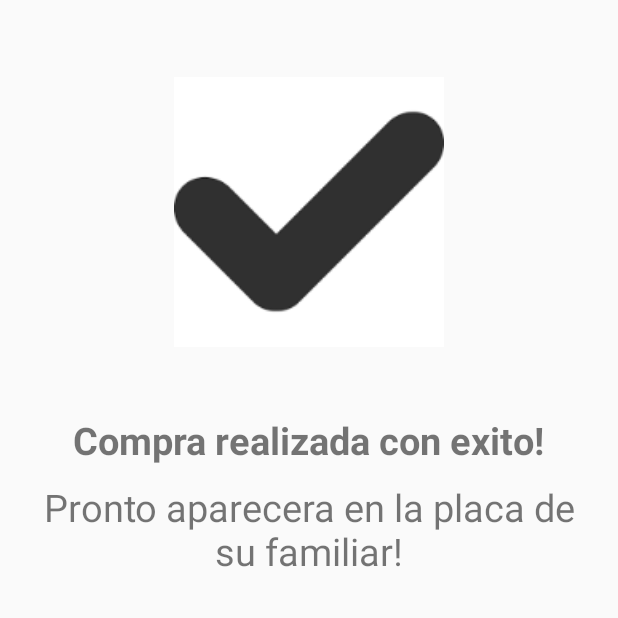
After one commit to rolosr07/funeraria, an Android app: the CompraExitoActivity screen opened directly, with no data from a screen before it, on a phone screen of 412 x 824 dp, the top half of it. The commit adds this screen. Run offline under Robolectric (Android 15) with nearby library versions, the phone set to English and light mode, and no system bars.

Commit message:
Cambio pantalla exito

```diff
--- a/app/src/main/AndroidManifest.xml
+++ b/app/src/main/AndroidManifest.xml
@@ -99,7 +99,11 @@
             android:screenOrientation="portrait"
             android:windowSoftInputMode="stateAlwaysHidden|adjustResize"></activity>
         <activity
-            android:name=".ComprarFloresActivity"
+        android:name=".ComprarFloresActivity"
+        android:label="@string/title_activity_placa"
+        android:screenOrientation="portrait"></activity>
+        <activity
+            android:name=".CompraExitoActivity"
             android:label="@string/title_activity_placa"
             android:screenOrientation="portrait"></activity>
     </application>
--- /dev/null
+++ b/app/src/main/java/com/funeraria/funeraria/CompraExitoActivity.java
@@ -0,0 +1,49 @@
+package com.funeraria.funeraria;
+
+import android.app.Activity;
+import android.content.Intent;
+import android.os.Bundle;
+import android.os.Handler;
+import android.view.Menu;
+import android.view.MenuItem;
+import android.view.View;
+import android.widget.Button;
+import android.widget.TextView;
+
+
+public class CompraExitoActivity extends Activity {
+
+    @Override
+    protected void onCreate(Bundle savedInstanceState) {
+        super.onCreate(savedInstanceState);
+        setContentView(R.layout.activity_compra_exito);
+
+        Handler handler = new Handler();
+        handler.postDelayed(new Runnable() {
+            public void run() {
+                Intent i = new Intent(CompraExitoActivity.this, MainActivityUser.class);
+                i.addFlags(Intent.FLAG_ACTIVITY_CLEAR_TOP);
+                finishAffinity();
+                finish();
+                startActivity(i);
+            }
+        }, 3000);
+    }
+
+
+    @Override
+    public boolean onCreateOptionsMenu(Menu menu) {
+        // Inflate the menu; this adds items to the action bar if it is present.
+        getMenuInflater().inflate(R.menu.main_activity_user, menu);
+        return true;
+    }
+
+    @Override
+    public boolean onOptionsItemSelected(MenuItem item) {
+        // Handle action bar item clicks here. The action bar will
+        // automatically handle clicks on the Home/Up button, so long
+        // as you specify a parent activity in AndroidManifest.xml.
+        int id = item.getItemId();
+        return id == R.id.action_settings || super.onOptionsItemSelected(item);
+    }
+}
--- /dev/null
+++ b/app/src/main/res/layout/activity_compra_exito.xml
@@ -0,0 +1,68 @@
+<LinearLayout xmlns:android="http://schemas.android.com/apk/res/android"
+    xmlns:tools="http://schemas.android.com/tools"
+    android:layout_width="match_parent"
+    android:layout_height="match_parent"
+    android:gravity="center_horizontal"
+    android:orientation="vertical"
+    android:paddingBottom="@dimen/activity_vertical_margin"
+    android:paddingLeft="@dimen/activity_horizontal_margin"
+    android:paddingRight="@dimen/activity_horizontal_margin"
+    android:paddingTop="@dimen/activity_vertical_margin"
+    tools:context=".CompraExitoActivity">
+
+    <ProgressBar
+        android:id="@+id/login_progress"
+        style="?android:attr/progressBarStyleLarge"
+        android:layout_width="wrap_content"
+        android:layout_height="wrap_content"
+        android:layout_marginBottom="8dp"
+        android:visibility="gone"
+        android:layout_marginTop="100dp"/>
+
+    <ScrollView
+        android:id="@+id/login_form"
+        android:layout_width="match_parent"
+        android:layout_height="match_parent">
+
+        <LinearLayout
+            android:id="@+id/email_login_form"
+            android:layout_width="match_parent"
+            android:layout_height="wrap_content"
+            android:gravity="center"
+            android:orientation="vertical">
+
+            <ImageView
+                android:id="@+id/imageView"
+                android:layout_width="180dp"
+                android:layout_height="250dp"
+                android:layout_gravity="center_horizontal"
+                android:layout_marginBottom="10dp"
+                android:gravity="center_horizontal"
+                android:visibility="visible"
+                android:src="@drawable/exito"/>
+
+            <TextView
+                android:layout_width="wrap_content"
+                android:layout_height="wrap_content"
+                android:layout_alignParentTop="true"
+                android:layout_centerHorizontal="true"
+                android:layout_gravity="center"
+                android:gravity="center"
+                android:text="Compra realizada con exito!"
+                android:textSize="25dp"
+                android:textStyle="bold" />
+
+            <TextView
+                android:layout_width="wrap_content"
+                android:layout_height="wrap_content"
+                android:layout_alignParentTop="true"
+                android:layout_centerHorizontal="true"
+                android:layout_gravity="center"
+                android:gravity="center"
+                android:text="Pronto aparecera en la placa de su familiar!"
+                android:textSize="25dp"
+                android:layout_marginTop="10dp"/>
+
+        </LinearLayout>
+    </ScrollView>
+</LinearLayout>
--- a/app/src/main/res/layout/activity_comprar_velas.xml
+++ b/app/src/main/res/layout/activity_comprar_velas.xml
@@ -115,7 +115,7 @@
                 android:layout_gravity="center_horizontal"
                 android:layout_marginBottom="10dp"
                 android:gravity="center_horizontal"
-                android:visibility="visible" />
+                android:visibility="gone" />
 
             <Button
                 android:layout_width="fill_parent"
```
Also changed, not shown: app/src/main/java/com/funeraria/funeraria/ComprarFloresActivity.java (+3 -8 lines), app/src/main/java/com/funeraria/funeraria/ComprarVelasActivity.java (+3 -8 lines), app/src/main/res/drawable-xhdpi/exito.png (added).
